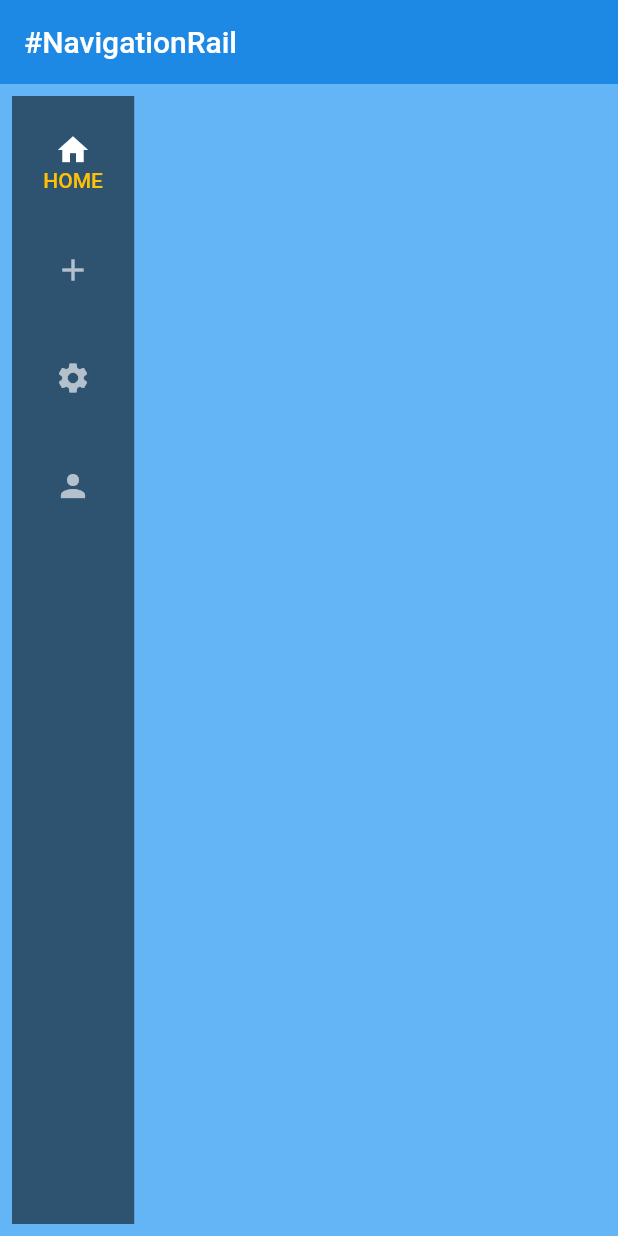
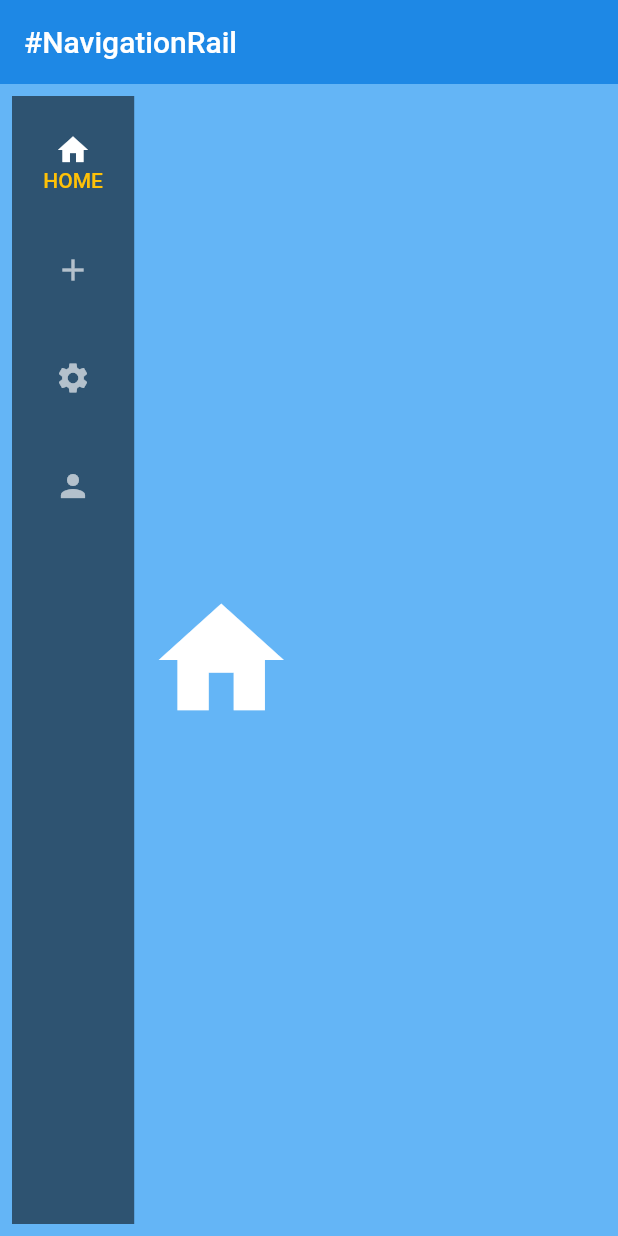
Before and after one commit to sgc93/Flutter-Widget-Library, a Flutter app: the screen it shows after launch, on a phone screen of 412 x 824 dp. Run offline on Flutter 3.47's test engine with Material 2 defaults, Android fonts, the light colour scheme and no system bars.

Commit message:
displaying corresponding primary pages for items

```diff
--- a/lib/widgets/nav_bar/navigation_rail.dart
+++ b/lib/widgets/nav_bar/navigation_rail.dart
@@ -35,6 +35,7 @@ class _NavRailState extends State<NavRail> {
               selectedIndex: _selectedIndex,
             ),
           ),
+          _primaryPages()[_selectedIndex],
         ],
       ),
     );
@@ -92,4 +93,37 @@ class _NavRailState extends State<NavRail> {
       ),
     ];
   }
+
+  List<Widget> _primaryPages() {
+    return [
+      const Center(
+        child: Icon(
+          Icons.home,
+          size: 100,
+          color: Colors.white,
+        ),
+      ),
+      const Center(
+        child: Icon(
+          Icons.add,
+          size: 100,
+          color: Colors.white,
+        ),
+      ),
+      const Center(
+        child: Icon(
+          Icons.settings,
+          size: 100,
+          color: Colors.white,
+        ),
+      ),
+      const Center(
+        child: Icon(
+          Icons.person,
+          size: 100,
+          color: Colors.white,
+        ),
+      ),
+    ];
+  }
 }
```
